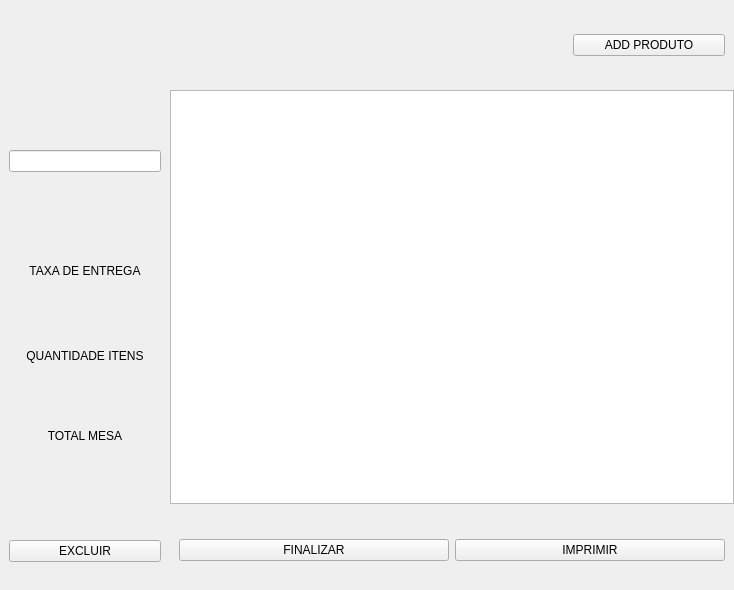
Above: desktop/windows/form_delivery/pedido_delivery.ui from hnmcano/unique before the change. Below: the same form after it.
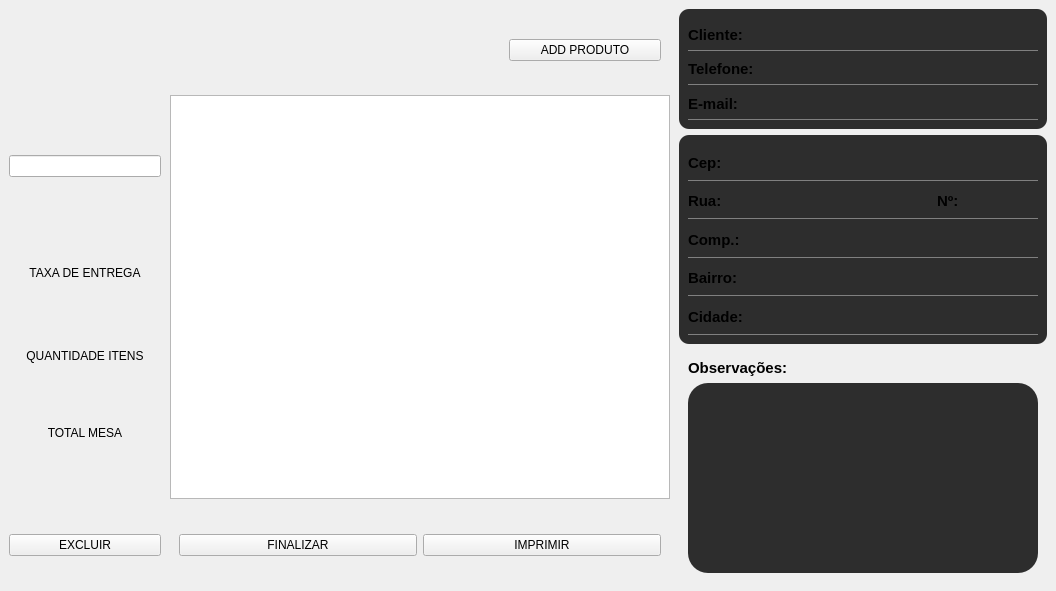
That is the form after the change.

Diff of the .ui file:
```diff
--- a/desktop/windows/form_delivery/pedido_delivery.ui
+++ b/desktop/windows/form_delivery/pedido_delivery.ui
@@ -6,7 +6,7 @@
    <rect>
     <x>0</x>
     <y>0</y>
-    <width>734</width>
+    <width>1056</width>
     <height>590</height>
    </rect>
   </property>
@@ -18,7 +18,7 @@
   </property>
   <property name="maximumSize">
    <size>
-    <width>920</width>
+    <width>16777215</width>
     <height>590</height>
    </size>
   </property>
@@ -31,8 +31,8 @@
   <widget class="QWidget" name="centralwidget">
    <property name="minimumSize">
     <size>
-     <width>540</width>
-     <height>590</height>
+     <width>980</width>
+     <height>591</height>
     </size>
    </property>
    <property name="maximumSize">
@@ -44,7 +44,37 @@
    <property name="styleSheet">
     <string notr="true"/>
    </property>
-   <layout class="QVBoxLayout" name="verticalLayout">
+   <layout class="QHBoxLayout" name="horizontalLayout_4">
+    <property name="spacing">
+     <number>0</number>
+    </property>
+    <property name="leftMargin">
+     <number>0</number>
+    </property>
+    <property name="topMargin">
+     <number>0</number>
+    </property>
+    <property name="rightMargin">
+     <number>0</number>
+    </property>
+    <property name="bottomMargin">
+     <number>0</number>
+    </property>
+    <item>
+     <widget class="QWidget" name="widget_18" native="true">
+      <property name="minimumSize">
+       <size>
+        <width>670</width>
+        <height>0</height>
+       </size>
+      </property>
+      <property name="maximumSize">
+       <size>
+        <width>670</width>
+        <height>580</height>
+       </size>
+      </property>
+      <layout class="QVBoxLayout" name="verticalLayout_15">
     <property name="spacing">
      <number>0</number>
     </property>
@@ -175,7 +205,7 @@
          <property name="minimumSize">
           <size>
            <width>170</width>
-           <height>501</height>
+              <height>490</height>
           </size>
          </property>
          <property name="maximumSize">
@@ -564,6 +594,645 @@
               </widget>
              </item>
             </layout>
+              </widget>
+             </item>
+            </layout>
+           </widget>
+          </item>
+         </layout>
+        </widget>
+       </item>
+      </layout>
+     </widget>
+    </item>
+    <item>
+     <widget class="QWidget" name="widget_19" native="true">
+      <property name="maximumSize">
+       <size>
+        <width>16777215</width>
+        <height>16777215</height>
+       </size>
+      </property>
+      <layout class="QVBoxLayout" name="verticalLayout">
+       <property name="leftMargin">
+        <number>9</number>
+       </property>
+       <property name="topMargin">
+        <number>9</number>
+       </property>
+       <item>
+        <widget class="QWidget" name="widget_20" native="true">
+         <property name="maximumSize">
+          <size>
+           <width>16777215</width>
+           <height>120</height>
+          </size>
+         </property>
+         <property name="styleSheet">
+          <string notr="true">#widget_20 {
+	background-color: #2d2d2d;
+	border-radius: 10px;
+	padding: 5px;
+}
+
+#widget_23 {
+	border-bottom: 1px solid grey;
+}
+
+#widget_24 {
+	border-bottom: 1px solid grey;
+}
+
+#widget_25 {
+	border-bottom: 1px solid grey;
+}</string>
+         </property>
+         <layout class="QVBoxLayout" name="verticalLayout_16">
+          <property name="spacing">
+           <number>2</number>
+          </property>
+          <property name="leftMargin">
+           <number>9</number>
+          </property>
+          <property name="rightMargin">
+           <number>9</number>
+          </property>
+          <item>
+           <widget class="QWidget" name="widget_23" native="true">
+            <property name="styleSheet">
+             <string notr="true"/>
+            </property>
+            <layout class="QHBoxLayout" name="horizontalLayout_5">
+             <property name="spacing">
+              <number>9</number>
+             </property>
+             <property name="leftMargin">
+              <number>0</number>
+             </property>
+             <property name="topMargin">
+              <number>0</number>
+             </property>
+             <property name="rightMargin">
+              <number>0</number>
+             </property>
+             <property name="bottomMargin">
+              <number>0</number>
+             </property>
+             <item>
+              <widget class="QLabel" name="label_4">
+               <property name="sizePolicy">
+                <sizepolicy hsizetype="Fixed" vsizetype="Preferred">
+                 <horstretch>0</horstretch>
+                 <verstretch>0</verstretch>
+                </sizepolicy>
+               </property>
+               <property name="font">
+                <font>
+                 <pointsize>11</pointsize>
+                 <bold>true</bold>
+                </font>
+               </property>
+               <property name="text">
+                <string>Cliente:</string>
+               </property>
+              </widget>
+             </item>
+             <item>
+              <widget class="QLabel" name="label_cliente">
+               <property name="styleSheet">
+                <string notr="true"/>
+               </property>
+               <property name="text">
+                <string/>
+               </property>
+               <property name="alignment">
+                <set>Qt::AlignmentFlag::AlignCenter</set>
+               </property>
+              </widget>
+             </item>
+            </layout>
+           </widget>
+          </item>
+          <item>
+           <widget class="QWidget" name="widget_24" native="true">
+            <property name="styleSheet">
+             <string notr="true"/>
+            </property>
+            <layout class="QHBoxLayout" name="horizontalLayout_6">
+             <property name="spacing">
+              <number>9</number>
+             </property>
+             <property name="leftMargin">
+              <number>0</number>
+             </property>
+             <property name="topMargin">
+              <number>0</number>
+             </property>
+             <property name="rightMargin">
+              <number>0</number>
+             </property>
+             <property name="bottomMargin">
+              <number>0</number>
+             </property>
+             <item>
+              <widget class="QLabel" name="label_5">
+               <property name="sizePolicy">
+                <sizepolicy hsizetype="Fixed" vsizetype="Preferred">
+                 <horstretch>0</horstretch>
+                 <verstretch>0</verstretch>
+                </sizepolicy>
+               </property>
+               <property name="font">
+                <font>
+                 <pointsize>11</pointsize>
+                 <bold>true</bold>
+                </font>
+               </property>
+               <property name="text">
+                <string>Telefone:</string>
+               </property>
+              </widget>
+             </item>
+             <item>
+              <widget class="QLabel" name="label_telefone">
+               <property name="text">
+                <string/>
+               </property>
+               <property name="alignment">
+                <set>Qt::AlignmentFlag::AlignCenter</set>
+               </property>
+              </widget>
+             </item>
+            </layout>
+           </widget>
+          </item>
+          <item>
+           <widget class="QWidget" name="widget_25" native="true">
+            <property name="styleSheet">
+             <string notr="true"/>
+            </property>
+            <layout class="QHBoxLayout" name="horizontalLayout_7">
+             <property name="spacing">
+              <number>9</number>
+             </property>
+             <property name="leftMargin">
+              <number>0</number>
+             </property>
+             <property name="topMargin">
+              <number>0</number>
+             </property>
+             <property name="rightMargin">
+              <number>0</number>
+             </property>
+             <property name="bottomMargin">
+              <number>0</number>
+             </property>
+             <item>
+              <widget class="QLabel" name="label_6">
+               <property name="sizePolicy">
+                <sizepolicy hsizetype="Fixed" vsizetype="Preferred">
+                 <horstretch>0</horstretch>
+                 <verstretch>0</verstretch>
+                </sizepolicy>
+               </property>
+               <property name="font">
+                <font>
+                 <pointsize>11</pointsize>
+                 <bold>true</bold>
+                </font>
+               </property>
+               <property name="frameShape">
+                <enum>QFrame::Shape::NoFrame</enum>
+               </property>
+               <property name="text">
+                <string>E-mail:</string>
+               </property>
+              </widget>
+             </item>
+             <item>
+              <widget class="QLabel" name="label_email">
+               <property name="text">
+                <string/>
+               </property>
+               <property name="alignment">
+                <set>Qt::AlignmentFlag::AlignCenter</set>
+               </property>
+              </widget>
+             </item>
+            </layout>
+           </widget>
+          </item>
+         </layout>
+        </widget>
+       </item>
+       <item>
+        <widget class="QWidget" name="widget_21" native="true">
+         <property name="maximumSize">
+          <size>
+           <width>16777215</width>
+           <height>220</height>
+          </size>
+         </property>
+         <property name="font">
+          <font>
+           <fontweight>Thin</fontweight>
+          </font>
+         </property>
+         <property name="styleSheet">
+          <string notr="true">#widget_21 {
+	background-color: #2d2d2d;
+	border-radius: 10px;
+	padding: 5px;
+}
+
+#widget_26 {
+	border-bottom: 1px solid grey;
+}
+
+#widget_27 {
+	border-bottom: 1px solid grey;
+}
+
+#widget_28 {
+	border-bottom: 1px solid grey;
+}
+
+#widget_29 {
+	border-bottom: 1px solid grey;
+}
+
+#widget_30 {
+	border-bottom: 1px solid grey;
+}</string>
+         </property>
+         <layout class="QVBoxLayout" name="verticalLayout_17">
+          <property name="spacing">
+           <number>2</number>
+          </property>
+          <item>
+           <widget class="QWidget" name="widget_26" native="true">
+            <property name="styleSheet">
+             <string notr="true"/>
+            </property>
+            <layout class="QHBoxLayout" name="horizontalLayout_8">
+             <property name="spacing">
+              <number>9</number>
+             </property>
+             <property name="leftMargin">
+              <number>0</number>
+             </property>
+             <property name="topMargin">
+              <number>0</number>
+             </property>
+             <property name="rightMargin">
+              <number>0</number>
+             </property>
+             <property name="bottomMargin">
+              <number>0</number>
+             </property>
+             <item>
+              <widget class="QLabel" name="label_7">
+               <property name="sizePolicy">
+                <sizepolicy hsizetype="Fixed" vsizetype="Preferred">
+                 <horstretch>0</horstretch>
+                 <verstretch>0</verstretch>
+                </sizepolicy>
+               </property>
+               <property name="font">
+                <font>
+                 <pointsize>11</pointsize>
+                 <bold>true</bold>
+                </font>
+               </property>
+               <property name="frameShape">
+                <enum>QFrame::Shape::NoFrame</enum>
+               </property>
+               <property name="text">
+                <string>Cep:</string>
+               </property>
+              </widget>
+             </item>
+             <item>
+              <widget class="QLabel" name="label_cep">
+               <property name="text">
+                <string/>
+               </property>
+               <property name="alignment">
+                <set>Qt::AlignmentFlag::AlignCenter</set>
+               </property>
+              </widget>
+             </item>
+            </layout>
+           </widget>
+          </item>
+          <item>
+           <widget class="QWidget" name="widget_27" native="true">
+            <property name="font">
+             <font>
+              <bold>false</bold>
+             </font>
+            </property>
+            <property name="styleSheet">
+             <string notr="true"/>
+            </property>
+            <layout class="QHBoxLayout" name="horizontalLayout_9">
+             <property name="spacing">
+              <number>9</number>
+             </property>
+             <property name="leftMargin">
+              <number>0</number>
+             </property>
+             <property name="topMargin">
+              <number>0</number>
+             </property>
+             <property name="rightMargin">
+              <number>0</number>
+             </property>
+             <property name="bottomMargin">
+              <number>0</number>
+             </property>
+             <item>
+              <widget class="QLabel" name="label_8">
+               <property name="sizePolicy">
+                <sizepolicy hsizetype="Fixed" vsizetype="Preferred">
+                 <horstretch>0</horstretch>
+                 <verstretch>0</verstretch>
+                </sizepolicy>
+               </property>
+               <property name="font">
+                <font>
+                 <pointsize>11</pointsize>
+                 <bold>true</bold>
+                </font>
+               </property>
+               <property name="frameShape">
+                <enum>QFrame::Shape::NoFrame</enum>
+               </property>
+               <property name="text">
+                <string>Rua:</string>
+               </property>
+              </widget>
+             </item>
+             <item>
+              <widget class="QLabel" name="label_rua">
+               <property name="text">
+                <string/>
+               </property>
+               <property name="alignment">
+                <set>Qt::AlignmentFlag::AlignCenter</set>
+               </property>
+              </widget>
+             </item>
+             <item>
+              <widget class="QLabel" name="label_12">
+               <property name="sizePolicy">
+                <sizepolicy hsizetype="Fixed" vsizetype="Preferred">
+                 <horstretch>0</horstretch>
+                 <verstretch>0</verstretch>
+                </sizepolicy>
+               </property>
+               <property name="font">
+                <font>
+                 <pointsize>11</pointsize>
+                 <bold>true</bold>
+                </font>
+               </property>
+               <property name="text">
+                <string>Nº:</string>
+               </property>
+              </widget>
+             </item>
+             <item>
+              <widget class="QLabel" name="label_numero">
+               <property name="maximumSize">
+                <size>
+                 <width>70</width>
+                 <height>16777215</height>
+                </size>
+               </property>
+               <property name="text">
+                <string/>
+               </property>
+               <property name="alignment">
+                <set>Qt::AlignmentFlag::AlignCenter</set>
+               </property>
+              </widget>
+             </item>
+            </layout>
+           </widget>
+          </item>
+          <item>
+           <widget class="QWidget" name="widget_28" native="true">
+            <property name="styleSheet">
+             <string notr="true"/>
+            </property>
+            <layout class="QHBoxLayout" name="horizontalLayout_10">
+             <property name="spacing">
+              <number>9</number>
+             </property>
+             <property name="leftMargin">
+              <number>0</number>
+             </property>
+             <property name="topMargin">
+              <number>0</number>
+             </property>
+             <property name="rightMargin">
+              <number>0</number>
+             </property>
+             <property name="bottomMargin">
+              <number>0</number>
+             </property>
+             <item>
+              <widget class="QLabel" name="label_9">
+               <property name="sizePolicy">
+                <sizepolicy hsizetype="Fixed" vsizetype="Preferred">
+                 <horstretch>0</horstretch>
+                 <verstretch>0</verstretch>
+                </sizepolicy>
+               </property>
+               <property name="font">
+                <font>
+                 <pointsize>11</pointsize>
+                 <bold>true</bold>
+                </font>
+               </property>
+               <property name="frameShape">
+                <enum>QFrame::Shape::NoFrame</enum>
+               </property>
+               <property name="text">
+                <string>Comp.:</string>
+               </property>
+              </widget>
+             </item>
+             <item>
+              <widget class="QLabel" name="label_complemento">
+               <property name="text">
+                <string/>
+               </property>
+               <property name="alignment">
+                <set>Qt::AlignmentFlag::AlignCenter</set>
+               </property>
+              </widget>
+             </item>
+            </layout>
+           </widget>
+          </item>
+          <item>
+           <widget class="QWidget" name="widget_29" native="true">
+            <property name="styleSheet">
+             <string notr="true"/>
+            </property>
+            <layout class="QHBoxLayout" name="horizontalLayout_11">
+             <property name="spacing">
+              <number>9</number>
+             </property>
+             <property name="leftMargin">
+              <number>0</number>
+             </property>
+             <property name="topMargin">
+              <number>0</number>
+             </property>
+             <property name="rightMargin">
+              <number>0</number>
+             </property>
+             <property name="bottomMargin">
+              <number>0</number>
+             </property>
+             <item>
+              <widget class="QLabel" name="label_10">
+               <property name="sizePolicy">
+                <sizepolicy hsizetype="Fixed" vsizetype="Preferred">
+                 <horstretch>0</horstretch>
+                 <verstretch>0</verstretch>
+                </sizepolicy>
+               </property>
+               <property name="font">
+                <font>
+                 <pointsize>11</pointsize>
+                 <bold>true</bold>
+                </font>
+               </property>
+               <property name="frameShape">
+                <enum>QFrame::Shape::NoFrame</enum>
+               </property>
+               <property name="text">
+                <string>Bairro:</string>
+               </property>
+              </widget>
+             </item>
+             <item>
+              <widget class="QLabel" name="label_bairro">
+               <property name="text">
+                <string/>
+               </property>
+               <property name="alignment">
+                <set>Qt::AlignmentFlag::AlignCenter</set>
+               </property>
+              </widget>
+             </item>
+            </layout>
+           </widget>
+          </item>
+          <item>
+           <widget class="QWidget" name="widget_30" native="true">
+            <property name="styleSheet">
+             <string notr="true"/>
+            </property>
+            <layout class="QHBoxLayout" name="horizontalLayout_12">
+             <property name="leftMargin">
+              <number>0</number>
+             </property>
+             <property name="topMargin">
+              <number>0</number>
+             </property>
+             <property name="rightMargin">
+              <number>0</number>
+             </property>
+             <property name="bottomMargin">
+              <number>0</number>
+             </property>
+             <item>
+              <widget class="QLabel" name="label_11">
+               <property name="sizePolicy">
+                <sizepolicy hsizetype="Fixed" vsizetype="Preferred">
+                 <horstretch>0</horstretch>
+                 <verstretch>0</verstretch>
+                </sizepolicy>
+               </property>
+               <property name="font">
+                <font>
+                 <pointsize>11</pointsize>
+                 <bold>true</bold>
+                </font>
+               </property>
+               <property name="frameShape">
+                <enum>QFrame::Shape::NoFrame</enum>
+               </property>
+               <property name="text">
+                <string>Cidade:</string>
+               </property>
+              </widget>
+             </item>
+             <item>
+              <widget class="QLabel" name="label_cidade">
+               <property name="text">
+                <string/>
+               </property>
+               <property name="alignment">
+                <set>Qt::AlignmentFlag::AlignCenter</set>
+               </property>
+              </widget>
+             </item>
+            </layout>
+           </widget>
+          </item>
+         </layout>
+        </widget>
+       </item>
+       <item>
+        <widget class="QWidget" name="widget_22" native="true">
+         <property name="maximumSize">
+          <size>
+           <width>16777215</width>
+           <height>232</height>
+          </size>
+         </property>
+         <property name="styleSheet">
+          <string notr="true"/>
+         </property>
+         <layout class="QVBoxLayout" name="verticalLayout_18">
+          <item>
+           <widget class="QLabel" name="label_13">
+            <property name="sizePolicy">
+             <sizepolicy hsizetype="Fixed" vsizetype="Preferred">
+              <horstretch>0</horstretch>
+              <verstretch>0</verstretch>
+             </sizepolicy>
+            </property>
+            <property name="font">
+             <font>
+              <pointsize>11</pointsize>
+              <bold>true</bold>
+             </font>
+            </property>
+            <property name="text">
+             <string>Observações:</string>
+            </property>
+           </widget>
+          </item>
+          <item>
+           <widget class="QPlainTextEdit" name="plainTextEdit">
+            <property name="sizePolicy">
+             <sizepolicy hsizetype="Minimum" vsizetype="Expanding">
+              <horstretch>0</horstretch>
+              <verstretch>0</verstretch>
+             </sizepolicy>
+            </property>
+            <property name="styleSheet">
+             <string notr="true">border-radius: 20px;
+padding: 10px;
+background-color: #2d2d2d;</string>
+            </property>
            </widget>
           </item>
          </layout>
```
Lines whose indentation alone changed are shown as unchanged.
